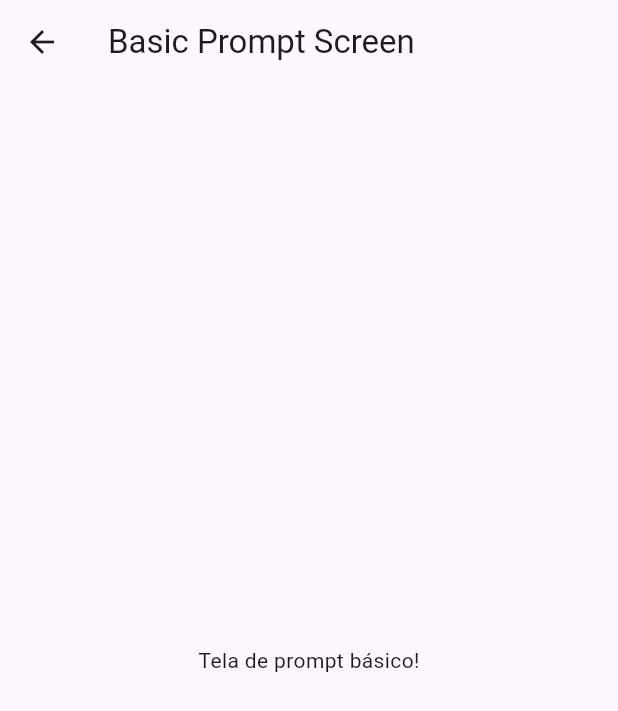
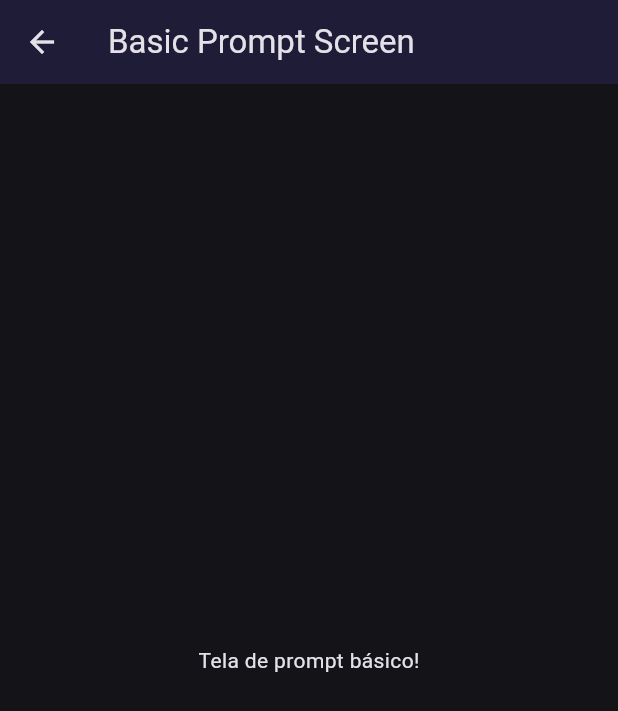
Before and after one commit to carlosxfelipe/gemchat-client, a Flutter app: the screen it shows after launch, after a tap on "Prompt básico com Gemini", on a phone screen of 412 x 824 dp. Shown: the top 711 px of the screen. Run offline on Flutter 3.47's test engine with Material 3 defaults, Android fonts, the phone set to English and light mode, and no system bars; our stand-ins replace go_router.

Commit message:
Implement AppTheme class for theming and set system UI overlay style

```diff
--- /dev/null
+++ b/lib/config/theme/app_theme.dart
@@ -0,0 +1,37 @@
+import 'package:flutter/material.dart';
+import 'package:flutter/services.dart';
+
+const seedColor = Color(0xFF1E1C36);
+
+class AppTheme {
+  final bool isDarkMode;
+
+  AppTheme({required this.isDarkMode});
+
+  ThemeData getTheme() => ThemeData(
+    useMaterial3: true,
+    colorSchemeSeed: seedColor,
+    brightness: isDarkMode ? Brightness.dark : Brightness.light,
+
+    listTileTheme: const ListTileThemeData(iconColor: seedColor),
+
+    appBarTheme: const AppBarTheme(
+      backgroundColor: Color(0xFF1E1C36),
+      surfaceTintColor: Colors.transparent,
+    ),
+  );
+
+  static setSystemUIOverlayStyle({required bool isDarkMode}) {
+    final themeBrightness = isDarkMode ? Brightness.dark : Brightness.light;
+
+    SystemChrome.setSystemUIOverlayStyle(
+      SystemUiOverlayStyle(
+        statusBarBrightness: themeBrightness,
+        statusBarIconBrightness: themeBrightness,
+        systemNavigationBarIconBrightness: themeBrightness,
+        statusBarColor: Colors.transparent,
+        systemNavigationBarColor: Colors.transparent,
+      ),
+    );
+  }
+}
--- a/lib/main.dart
+++ b/lib/main.dart
@@ -1,7 +1,10 @@
 import 'package:flutter/material.dart';
 import 'package:gemchat/config/router/app_router.dart';
+import 'package:gemchat/config/theme/app_theme.dart';
 
 void main() {
+  AppTheme.setSystemUIOverlayStyle(isDarkMode: true);
+
   runApp(const MainApp());
 }
 
@@ -13,6 +16,7 @@ class MainApp extends StatelessWidget {
     return MaterialApp.router(
       debugShowCheckedModeBanner: false,
       routerConfig: appRouter,
+      theme: AppTheme(isDarkMode: true).getTheme(),
     );
   }
 }
```
